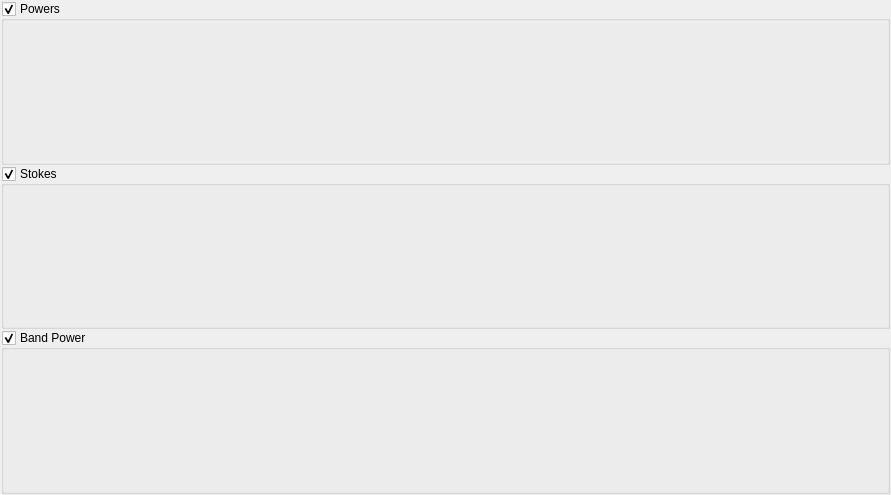
Old version of the form PlotsWidget.ui in the repository ska-sa/AVNSignalAnalyser.
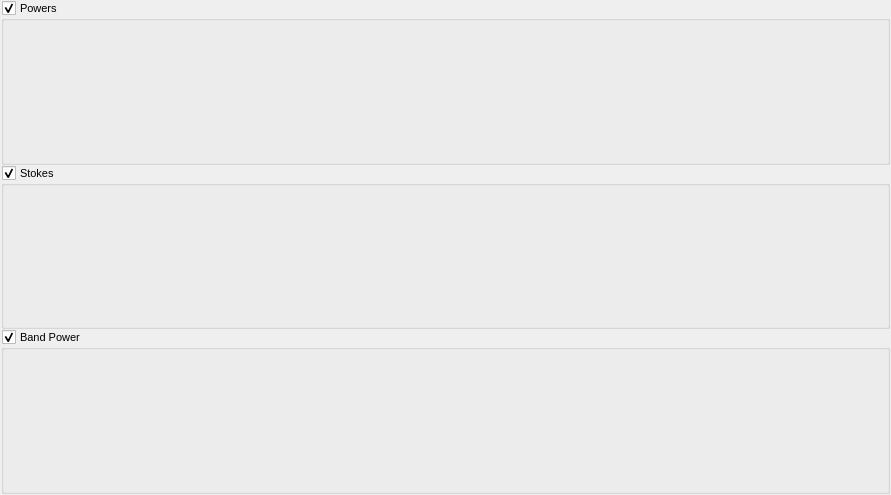
New version of the form.

Commit message: Various GUI layout improves for better space utilisation. Especially for Windows.

Diff of the .ui file:
```diff
--- a/PlotsWidget.ui
+++ b/PlotsWidget.ui
@@ -28,6 +28,11 @@
    </property>
    <item>
     <widget class="QGroupBox" name="groupBox_powers">
+     <property name="font">
+      <font>
+       <pointsize>8</pointsize>
+      </font>
+     </property>
      <property name="title">
       <string>Powers</string>
      </property>
@@ -43,6 +48,11 @@
    </item>
    <item>
     <widget class="QGroupBox" name="groupBox_stokes">
+     <property name="font">
+      <font>
+       <pointsize>8</pointsize>
+      </font>
+     </property>
      <property name="title">
       <string>Stokes</string>
      </property>
@@ -61,6 +71,11 @@
    </item>
    <item>
     <widget class="QGroupBox" name="groupBox_bandPower">
+     <property name="font">
+      <font>
+       <pointsize>8</pointsize>
+      </font>
+     </property>
      <property name="title">
       <string>Band Power</string>
      </property>
```
Left out of the diff: 33 changed lines with no effect on the pictures. The commit also changes 4 other files.
